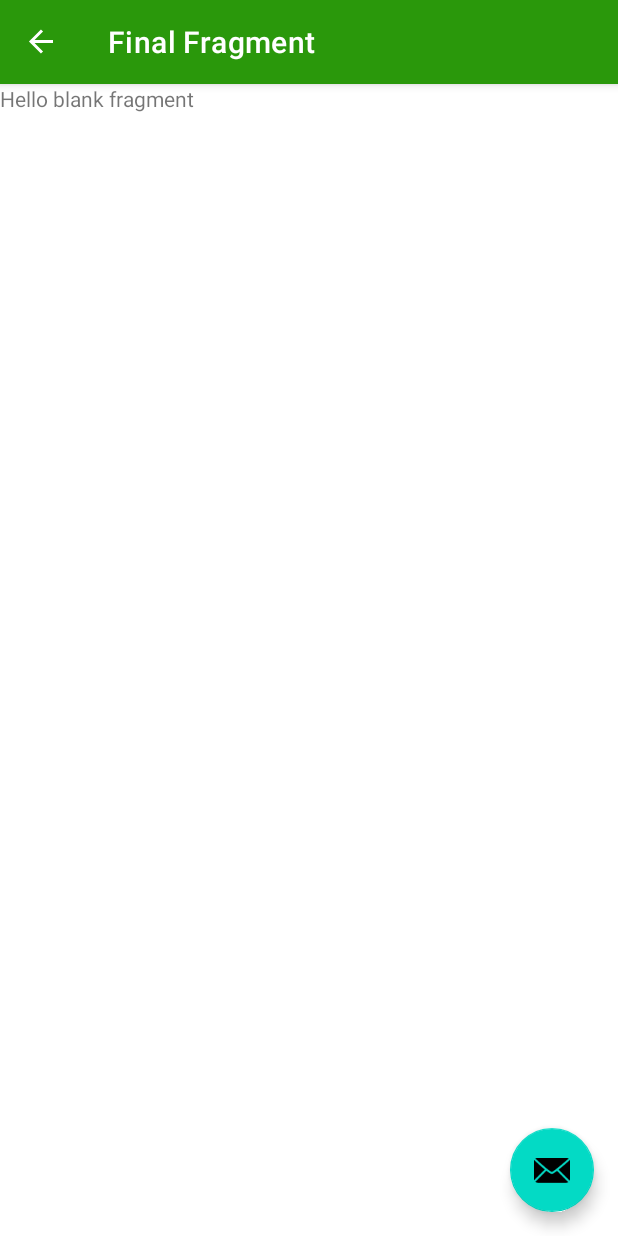
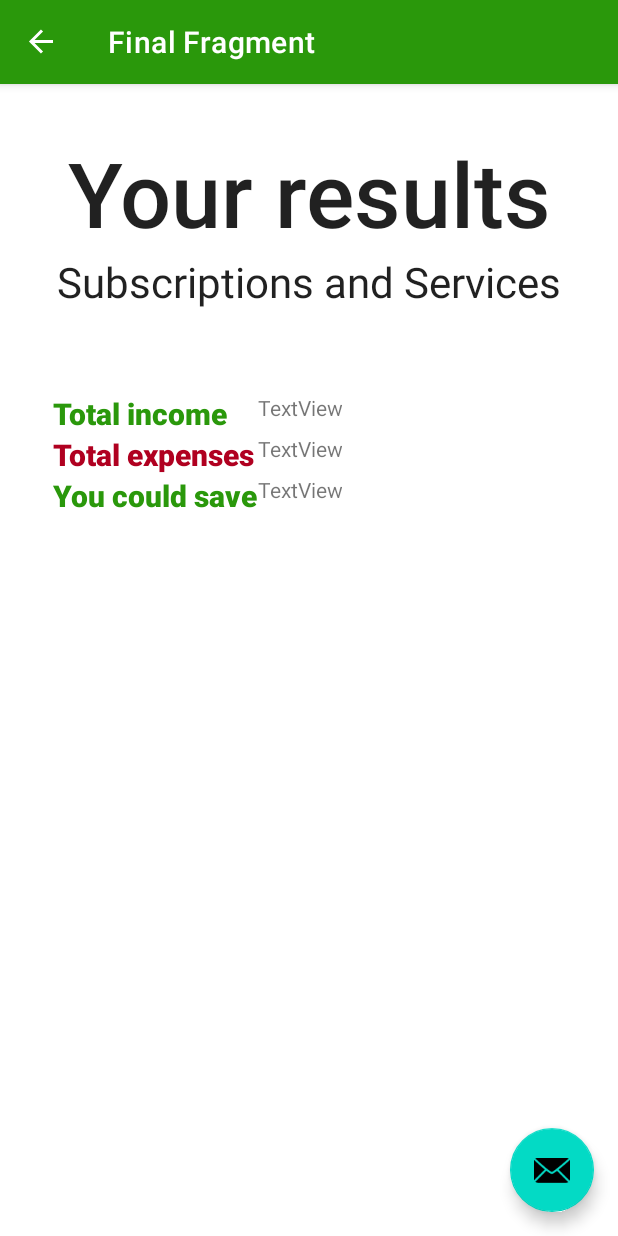
Before and after one commit to gelmisb/SavingsCalculator, an Android app: the a13_Final screen opened through its navigation route, on a phone screen of 412 x 824 dp. Run offline under Robolectric (Android 15) with nearby library versions, the phone set to English and light mode, and no system bars; our stand-ins replace navigation-ui.

Commit message:
Fixed bug issue with caching

```diff
--- a/app/src/main/java/com/example/savingscalculator/calculatesavings/CacheData.java
+++ b/app/src/main/java/com/example/savingscalculator/calculatesavings/CacheData.java
@@ -5,6 +5,7 @@ import static android.content.Context.MODE_PRIVATE;
 import android.app.Activity;
 import android.content.SharedPreferences;
 import android.content.res.Resources;
+import android.util.Log;
 import android.widget.Spinner;
 
 import com.example.savingscalculator.R;
@@ -22,7 +23,6 @@ public class CacheData {
     public void cacheSelected(ArrayList<Spinner> spinners, ArrayList<String> keyStrings, ArrayList<String> expensesEdits){
         SharedPreferences sharedPreferences = activity.getSharedPreferences("UserIncome", MODE_PRIVATE);
         SharedPreferences.Editor editor = sharedPreferences.edit();
-        Resources res = activity.getResources();
 
         ArrayList<String> selected = new ArrayList<>();
 
@@ -33,7 +33,10 @@ public class CacheData {
 
         for (int i = 0; i < expensesEdits.size(); i++) {
             editor.putString(keyStrings.get(i), expensesEdits.get(i) + " " + selected.get(i));
+            Log.i("123123123asdasdasdasdasdasdasd ", keyStrings.get(i) + " " + expensesEdits.get(i));
+
         }
+
 
         editor.apply();
     }
--- /dev/null
+++ b/app/src/main/java/com/example/savingscalculator/calculatesavings/CalculateTotalIncome.java
@@ -0,0 +1,66 @@
+package com.example.savingscalculator.calculatesavings;
+
+import static android.content.Context.MODE_PRIVATE;
+
+import android.app.Activity;
+import android.content.SharedPreferences;
+import android.util.Log;
+
+import com.example.savingscalculator.R;
+
+import java.util.ArrayList;
+
+public class CalculateTotalIncome {
+
+
+    private Activity activity;
+    private float totalIncome;
+
+    public CalculateTotalIncome(Activity activity){
+           this.activity = activity;
+    }
+
+    public void getIncome(){
+        // Getting cached files
+        SharedPreferences sharedPreferences = activity.getSharedPreferences("UserIncome", MODE_PRIVATE);
+
+        String wages = sharedPreferences.getString(activity.getString(R.string.wages_social_welfare), "");
+        String pwages = sharedPreferences.getString(activity.getString(R.string.partner_s_wages_social_welfare), "");
+        String cbp = sharedPreferences.getString(activity.getString(R.string.cbp), "");
+        String income_main = sharedPreferences.getString(activity.getString(R.string.allowance), "");
+        String other = sharedPreferences.getString(activity.getString(R.string.other_income), "");
+
+        ArrayList<String> incomeStr = new ArrayList<>();
+
+        incomeStr.add(wages);
+        incomeStr.add(pwages);
+        incomeStr.add(cbp);
+        incomeStr.add(income_main);
+        Log.i("Income 4 ", income_main);
+        incomeStr.add(other);
+
+        calculateIncome(incomeStr);
+    }
+
+    private void calculateIncome(ArrayList<String> income){
+
+        ArrayList<String> incomeListF = new ArrayList<String>();
+        ArrayList<String> incomeListS = new ArrayList<String>();
+
+
+        for(int i =0; i< income.size(); i++) {
+            String incomeFloat = income.get(i).replaceAll("\\d+", "");
+            String incomeStr = income.get(i).replaceAll("\\b[^\\d\\W]+\\b", "");
+
+            incomeListF.add(incomeFloat);
+            incomeListS.add(incomeStr);
+
+//            totalIncome += Float.parseFloat(income.get(i));
+        }
+
+
+
+        Log.i("Total String ", incomeListS + "");
+        Log.i("Total Float ", incomeListF + "");
+    }
+}
--- a/app/src/main/java/com/example/savingscalculator/calculatesavings/CollectText.java
+++ b/app/src/main/java/com/example/savingscalculator/calculatesavings/CollectText.java
@@ -1,6 +1,7 @@
 package com.example.savingscalculator.calculatesavings;
 
 import android.app.Activity;
+import android.util.Log;
 import android.view.View;
 import android.view.ViewGroup;
 import android.widget.EditText;
@@ -29,7 +30,6 @@ public class CollectText {
                     } else {
                         expensesEdits.add(((EditText)((LinearLayout) lew).getChildAt(1)).getText().toString());
                     }
-
                 }
             }
         }
--- a/app/src/main/java/com/example/savingscalculator/calculatesavings/fragments/a13_Final.java
+++ b/app/src/main/java/com/example/savingscalculator/calculatesavings/fragments/a13_Final.java
@@ -10,6 +10,7 @@ import android.view.View;
 import android.view.ViewGroup;
 
 import com.example.savingscalculator.R;
+import com.example.savingscalculator.calculatesavings.CalculateTotalIncome;
 import com.example.savingscalculator.databinding.FragmentA12ExpensesSubsBinding;
 import com.example.savingscalculator.databinding.FragmentA13FinalBinding;
 
@@ -17,12 +18,14 @@ import com.example.savingscalculator.databinding.FragmentA13FinalBinding;
 public class a13_Final extends Fragment {
 
     private FragmentA13FinalBinding binding;
+    private CalculateTotalIncome calculateTotalIncome;
 
 
     @Override
     public void onCreate(Bundle savedInstanceState) {
         super.onCreate(savedInstanceState);
 
+        calculateTotalIncome = new CalculateTotalIncome(getActivity());
 
     }
 
@@ -31,6 +34,10 @@ public class a13_Final extends Fragment {
     public View onCreateView(
             LayoutInflater inflater, ViewGroup container,
             Bundle savedInstanceState) {
+
+        calculateTotalIncome.getIncome();
+
+
         binding = FragmentA13FinalBinding.inflate(inflater, container, false);
         return binding.getRoot();
     }
--- a/app/src/main/java/com/example/savingscalculator/calculatesavings/fragments/a1_IncomeFragment.java
+++ b/app/src/main/java/com/example/savingscalculator/calculatesavings/fragments/a1_IncomeFragment.java
@@ -30,12 +30,11 @@ import java.util.ArrayList;
 public class a1_IncomeFragment extends Fragment {
 
     private FragmentFirstBinding binding;
-    private final Resources res = getResources();
     private ArrayList<Spinner> spinners;
     private ArrayList<String> expensesEdits;
     private ArrayList<String> keyStrings;
-    private CollectText light = new CollectText(getActivity());
-    private CacheData cacheData = new CacheData(getActivity());
+    private CollectText light ;
+    private CacheData cacheData;
 
     @Override
     public View onCreateView(
@@ -47,6 +46,11 @@ public class a1_IncomeFragment extends Fragment {
 
     public void onViewCreated(@NonNull View view, Bundle savedInstanceState) {
         super.onViewCreated(view, savedInstanceState);
+
+        Resources res = getResources();
+        light = new CollectText(getActivity());
+        cacheData = new CacheData(getActivity());
+
         spinners = new ArrayList<>();
         expensesEdits = new ArrayList<>();
         keyStrings = new ArrayList<>();
@@ -54,7 +58,7 @@ public class a1_IncomeFragment extends Fragment {
         keyStrings.add(res.getString(R.string.wages_social_welfare));
         keyStrings.add(res.getString(R.string.partner_s_wages_social_welfare));
         keyStrings.add(res.getString(R.string.cbp));
-        keyStrings.add(res.getString(R.string.income_maintenance));
+        keyStrings.add(res.getString(R.string.allowance));
         keyStrings.add(res.getString(R.string.other_income));
 
         spinners.add(binding.timeframe);
--- a/app/src/main/res/layout/fragment_a13__final.xml
+++ b/app/src/main/res/layout/fragment_a13__final.xml
@@ -1,14 +1,118 @@
 <?xml version="1.0" encoding="utf-8"?>
-<FrameLayout xmlns:android="http://schemas.android.com/apk/res/android"
+<androidx.constraintlayout.widget.ConstraintLayout xmlns:android="http://schemas.android.com/apk/res/android"
+    xmlns:app="http://schemas.android.com/apk/res-auto"
     xmlns:tools="http://schemas.android.com/tools"
+    android:id="@+id/constraintLayout"
     android:layout_width="match_parent"
     android:layout_height="match_parent"
-    tools:context=".calculatesavings.fragments.a13_Final">
+    tools:context=".calculatesavings.fragments.a13_Final" >
 
-    <!-- TODO: Update blank fragment layout -->
     <TextView
+        android:id="@+id/textView3"
         android:layout_width="match_parent"
-        android:layout_height="match_parent"
-        android:text="@string/hello_blank_fragment" />
+        android:layout_height="wrap_content"
+        android:layout_gravity="center_vertical"
+        android:layout_marginTop="32dp"
+        android:gravity="center"
+        android:maxLines="1"
+        android:text="@string/your_results"
+        android:textAppearance="@style/TextAppearance.AppCompat.Body2"
+        android:textSize="60sp"
+        app:layout_constraintBottom_toTopOf="@+id/textView5"
+        app:layout_constraintEnd_toEndOf="parent"
+        app:layout_constraintStart_toStartOf="parent"
+        app:layout_constraintTop_toTopOf="parent" />
 
-</FrameLayout>
+    <TextView
+        android:id="@+id/textView5"
+        android:layout_width="match_parent"
+        android:layout_height="wrap_content"
+        android:gravity="center"
+        android:maxLines="1"
+        android:text="@string/subs_costs"
+        android:textAppearance="@style/TextAppearance.AppCompat.Body1"
+        android:textSize="28sp"
+        app:layout_constraintEnd_toEndOf="parent"
+        app:layout_constraintStart_toStartOf="parent"
+        app:layout_constraintTop_toBottomOf="@+id/textView3" />
+
+    <TableLayout
+        android:layout_width="match_parent"
+        android:layout_height="579dp"
+        android:layout_marginTop="2dp"
+        android:padding="35dp"
+        app:layout_constraintBottom_toBottomOf="parent"
+        app:layout_constraintEnd_toEndOf="parent"
+        app:layout_constraintStart_toStartOf="parent"
+        app:layout_constraintTop_toBottomOf="@+id/textView5">
+
+        <TableRow
+            android:layout_width="match_parent"
+            android:layout_height="match_parent">
+
+            <TextView
+                android:id="@+id/textView6"
+                android:layout_width="wrap_content"
+                android:layout_height="wrap_content"
+                android:text="@string/total_income"
+                android:textAppearance="@style/TextAppearance.AppCompat.Body2"
+                android:textColor="@color/purple_500"
+                android:textSize="20sp"
+                android:textStyle="bold" />
+
+            <TextView
+                android:id="@+id/totalIncomeTV"
+                android:layout_width="match_parent"
+                android:layout_height="match_parent"
+                android:text="TextView"
+                android:textAlignment="textEnd" />
+        </TableRow>
+
+        <TableRow
+            android:layout_width="match_parent"
+            android:layout_height="match_parent" >
+
+            <TextView
+                android:id="@+id/textView8"
+                android:layout_width="wrap_content"
+                android:layout_height="wrap_content"
+                android:text="@string/total_expenses"
+                android:textAppearance="@style/TextAppearance.AppCompat.Body2"
+                android:textColor="@color/design_default_color_error"
+                android:textSize="20sp"
+                android:textStyle="bold" />
+
+            <TextView
+                android:id="@+id/totalExpensesTV"
+                android:layout_width="match_parent"
+                android:layout_height="match_parent"
+                android:text="TextView"
+                android:textAlignment="textEnd" />
+        </TableRow>
+
+        <TableRow
+            android:layout_width="match_parent"
+            android:layout_height="match_parent" >
+
+            <TextView
+                android:id="@+id/textView9"
+                android:layout_width="wrap_content"
+                android:layout_height="wrap_content"
+                android:text="@string/you_could_save"
+                android:textAppearance="@style/TextAppearance.AppCompat.Body2"
+                android:textColor="@color/purple_500"
+                android:textSize="20sp"
+                android:textStyle="bold" />
+
+            <TextView
+                android:id="@+id/totalSaveTV"
+                android:layout_width="match_parent"
+                android:layout_height="match_parent"
+                android:text="TextView"
+                android:textAlignment="textEnd" />
+        </TableRow>
+
+    </TableLayout>
+
+
+</androidx.constraintlayout.widget.ConstraintLayout>
--- a/app/src/main/res/layout/fragment_first.xml
+++ b/app/src/main/res/layout/fragment_first.xml
@@ -218,7 +218,7 @@
                     android:layout_width="wrap_content"
                     android:layout_height="wrap_content"
                     android:labelFor="@+id/editMaintenance"
-                    android:text="@string/income_maintenance"
+                    android:text="@string/allowance"
                     android:textAppearance="@style/TextAppearance.AppCompat.Body2"
                     android:textSize="16sp" />
             </TableRow>
--- a/app/src/main/res/values/strings.xml
+++ b/app/src/main/res/values/strings.xml
@@ -41,7 +41,7 @@
     <string name="partner_s_wages_social_welfare">Partner\'s wages / social welfare</string>
     <string name="cbp">Child benefit payment</string>
     <string name="other_income">Other Income</string>
-    <string name="income_maintenance">Maintenance </string>
+    <string name="allowance">Allowance / Pocket Money.</string>
 
     <!-- Expenses activity - Loans -->
     <string name="title_activity_expenses">Expenses Activity</string>
@@ -177,4 +177,14 @@
     <string name="subs_hbo">HBO Max</string>
     <string name="subs_other">Other</string>
 
+
+    <!-- a13 frag -->
+    <string name="your_results">Your results</string>
+    <string name="main_str">Your results</string>
+    <string name="total_income">Total income</string>
+    <string name="total_expenses">Total expenses</string>
+    <string name="you_could_save">You could save</string>
+
+
+
 </resources>
```
Also changed, not shown: app/src/main/java/com/example/savingscalculator/calculatesavings/fragments/a10_Expenses_LeisureFragment.java (+6 -3 lines), app/src/main/java/com/example/savingscalculator/calculatesavings/fragments/a11_Expenses_EventFragment.java (+6 -3 lines), app/src/main/java/com/example/savingscalculator/calculatesavings/fragments/a12_Expenses_SubsFragment.java (+6 -3 lines), app/src/main/java/com/example/savingscalculator/calculatesavings/fragments/a2_Expenses_LoanFragment.java (+7 -3 lines), app/src/main/java/com/example/savingscalculator/calculatesavings/fragments/a3_Expenses_WorkFragment.java (+6 -3 lines), app/src/main/java/com/example/savingscalculator/calculatesavings/fragments/a4_Expenses_HomeFragment.java (+6 -3 lines), app/src/main/java/com/example/savingscalculator/calculatesavings/fragments/a5_Expenses_CarFragment.java (+6 -3 lines), app/src/main/java/com/example/savingscalculator/calculatesavings/fragments/a6_Expenses_MotorbikeFragment.java (+6 -3 lines), app/src/main/java/com/example/savingscalculator/calculatesavings/fragments/a7_Expenses_TravelFragment.java (+6 -3 lines), app/src/main/java/com/example/savingscalculator/calculatesavings/fragments/a8_Expenses_InsuranceFragment.java (+6 -3 lines), app/src/main/java/com/example/savingscalculator/calculatesavings/fragments/a9_Expenses_EducationFragment.java (+6 -4 lines).
